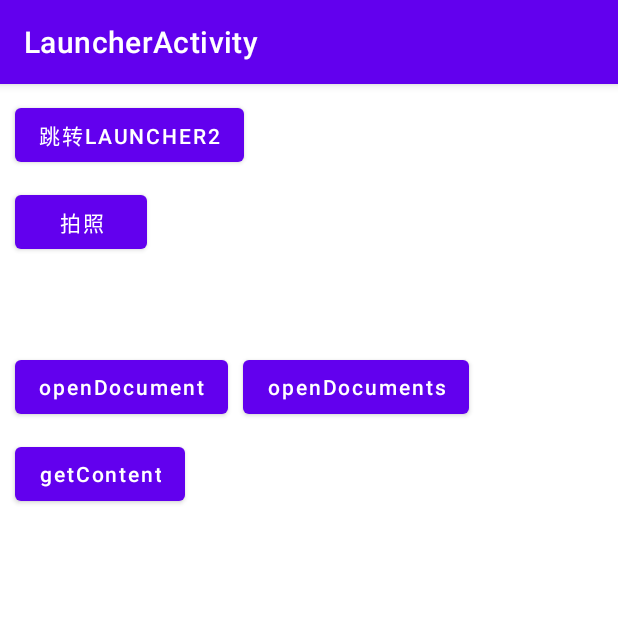
After one commit to du-xiaolong/AndroidSkeleton, an Android app: the LauncherActivity screen opened directly, with no data from a screen before it, on a phone screen of 412 x 824 dp, the top half of it. The commit adds this screen. Run offline under Robolectric (Android 15) with nearby library versions, the phone set to English and light mode, and no system bars.

Commit message:
activity start launcher

```diff
--- a/app/src/main/java/com/ello/androidskeleton/MainActivity.kt
+++ b/app/src/main/java/com/ello/androidskeleton/MainActivity.kt
@@ -9,6 +9,7 @@ import com.ello.androidskeleton.activityParams.ParamsActivity
 import com.ello.androidskeleton.databinding.ActivityMainBinding
 import com.ello.androidskeleton.databinding.FragmentParamsBinding
 import com.ello.androidskeleton.fragmentParams.ParamFragmentActivity
+import com.ello.androidskeleton.launcher.LauncherActivity
 import com.ello.base.ktx.intentExtra
 import com.ello.base.ktx.startActivity
 
@@ -30,10 +31,13 @@ class MainActivity : AppCompatActivity() {
         viewBinding = ActivityMainBinding.inflate(layoutInflater)
         setContentView(viewBinding.root)
 
+        supportActionBar?.title = this.javaClass.simpleName
+
         viewBinding.btnActivityParams.setOnClickListener(this::activityParamClick)
         viewBinding.btnActivityParamsWithResult.setOnClickListener(this::activityParamWithResultClick)
         viewBinding.btnFragmentParams.setOnClickListener(this::fragmentParamClick)
         viewBinding.btnFragmentParamsWithResult.setOnClickListener(this::fragmentParamsWithResultClick)
+        viewBinding.btnLauncher.setOnClickListener { startActivity<LauncherActivity>() }
     }
 
 
--- /dev/null
+++ b/app/src/main/java/com/ello/androidskeleton/launcher/LauncherActivity.kt
@@ -0,0 +1,85 @@
+package com.ello.androidskeleton.launcher
+
+import android.Manifest
+import android.content.Intent
+import androidx.appcompat.app.AppCompatActivity
+import android.os.Bundle
+import android.widget.Toast
+import androidx.activity.result.launch
+import com.ello.androidskeleton.R
+import com.ello.androidskeleton.databinding.ActivityLauncherBinding
+import com.ello.base.ktx.*
+
+class LauncherActivity : AppCompatActivity() {
+
+    private lateinit var viewBinding: ActivityLauncherBinding
+
+    private val startLauncher2ActivityLauncher = startActivityForResultLauncher {
+        if (it.resultCode == RESULT_OK) {
+            val result = it.data?.getIntExtra("params", 0) ?: 0
+            Toast.makeText(this, "回调结果：$result", Toast.LENGTH_SHORT).show()
+        }
+    }
+
+    //拍照
+    private val takePictureLauncher = takePicturePreviewLauncher{
+        viewBinding.ivPic.setImageBitmap(it)
+    }
+
+    //请求相机权限
+    private val cameraPermissionLauncher = requestPermissionLauncher(Manifest.permission.CAMERA) {
+        //takePicturePreviewLauncher正常不需要拍照权限，但是如果在manifest中声明了camera权限，就必须申请
+        takePictureLauncher.launch()
+    }
+
+
+    private val openDocumentLauncher = openDocumentLauncher(arrayOf("*/*")) {
+
+    }
+
+    private val openDocumentsLauncher = openMultipleDocumentsLauncher(arrayOf("*/*")) {
+
+    }
+
+    private val getContentLauncher = getContentLauncher("*/*") {
+
+    }
+
+
+
+    override fun onCreate(savedInstanceState: Bundle?) {
+        super.onCreate(savedInstanceState)
+        viewBinding =
+            ActivityLauncherBinding.inflate(layoutInflater).also { setContentView(it.root) }
+
+        supportActionBar?.title = this.javaClass.simpleName
+
+        with(viewBinding) {
+            button.setOnClickListener {
+                startLauncher2ActivityLauncher.launch(Intent(this@LauncherActivity, Launcher2Activity::class.java))
+            }
+
+            btnCamera.setOnClickListener {
+                cameraPermissionLauncher.launch()
+            }
+
+            btnGetContent.setOnClickListener {
+                getContentLauncher.launch()
+            }
+
+            btnOpenDocument.setOnClickListener {
+                openDocumentLauncher.launch()
+            }
+
+            btnOpenDocuments.setOnClickListener {
+                openDocumentsLauncher.launch()
+            }
+
+
+
+        }
+
+
+
+    }
+}
--- /dev/null
+++ b/app/src/main/res/layout/activity_launcher.xml
@@ -0,0 +1,70 @@
+<?xml version="1.0" encoding="utf-8"?>
+<androidx.constraintlayout.widget.ConstraintLayout xmlns:android="http://schemas.android.com/apk/res/android"
+    xmlns:app="http://schemas.android.com/apk/res-auto"
+    xmlns:tools="http://schemas.android.com/tools"
+    android:layout_width="match_parent"
+    android:layout_height="match_parent"
+    tools:context=".launcher.LauncherActivity">
+
+
+    <Button
+        android:id="@+id/button"
+        android:layout_width="wrap_content"
+        android:layout_height="wrap_content"
+        android:layout_marginStart="10dp"
+        android:layout_marginTop="10dp"
+        android:text="跳转Launcher2"
+        app:layout_constraintStart_toStartOf="parent"
+        app:layout_constraintTop_toTopOf="parent" />
+
+    <Button
+        android:id="@+id/btn_camera"
+        android:layout_width="wrap_content"
+        android:layout_height="wrap_content"
+        android:layout_marginTop="10dp"
+        android:text="拍照"
+        app:layout_constraintStart_toStartOf="@+id/button"
+        app:layout_constraintTop_toBottomOf="@+id/button" />
+
+    <ImageView
+        android:id="@+id/iv_pic"
+        android:layout_width="100dp"
+        android:layout_height="100dp"
+        android:layout_marginStart="10dp"
+        app:layout_constraintStart_toEndOf="@+id/btn_camera"
+        app:layout_constraintTop_toTopOf="@+id/btn_camera"
+        tools:srcCompat="@tools:sample/avatars" />
+
+    <Button
+        android:id="@+id/btn_open_document"
+        android:layout_width="wrap_content"
+        android:layout_height="wrap_content"
+        android:layout_marginTop="10dp"
+        android:text="openDocument"
+        android:textAllCaps="false"
+        app:layout_constraintStart_toStartOf="@+id/btn_camera"
+        app:layout_constraintTop_toBottomOf="@+id/iv_pic" />
+
+    <Button
+        android:id="@+id/btn_open_documents"
+        android:layout_width="wrap_content"
+        android:layout_height="wrap_content"
+        android:layout_marginStart="10dp"
+        android:layout_marginTop="10dp"
+        android:text="openDocuments"
+        android:textAllCaps="false"
+        app:layout_constraintStart_toEndOf="@id/btn_open_document"
+        app:layout_constraintTop_toBottomOf="@+id/iv_pic" />
+
+
+    <Button
+        android:id="@+id/btn_get_content"
+        android:layout_width="wrap_content"
+        android:layout_height="wrap_content"
+        android:layout_marginTop="10dp"
+        android:text="getContent"
+        android:textAllCaps="false"
+        app:layout_constraintStart_toStartOf="@+id/btn_camera"
+        app:layout_constraintTop_toBottomOf="@+id/btn_open_document" />
+
+</androidx.constraintlayout.widget.ConstraintLayout>
--- /dev/null
+++ b/base/src/main/java/com/ello/base/ktx/ActivityResultCallerKt.kt
@@ -0,0 +1,294 @@
+package com.ello.base.ktx
+
+import android.content.Context
+import android.content.Intent
+import android.graphics.Bitmap
+import android.net.Uri
+import androidx.activity.result.*
+import androidx.activity.result.contract.ActivityResultContract
+import androidx.activity.result.contract.ActivityResultContracts
+import androidx.core.app.ActivityOptionsCompat
+
+/**
+ * @author <a href="mailto:jenly1314@gmail.com">Jenly</a>
+ */
+
+//-----------------------------------
+
+/**
+ * @param callback The callback to be called on the main thread when activity result is available.
+ */
+fun ActivityResultCaller.startActivityForResultLauncher(
+    callback: ActivityResultCallback<ActivityResult>
+) = registerForActivityResult(
+    ActivityResultContracts.StartActivityForResult(),
+    callback
+)
+
+/**
+ * @param callback The callback to be called on the main thread when activity result is available.
+ */
+fun ActivityResultCaller.startIntentSenderForResultLauncher(
+    callback: ActivityResultCallback<ActivityResult>
+) = registerForActivityResult(
+    ActivityResultContracts.StartIntentSenderForResult(),
+    callback
+)
+
+/**
+ * @param intent The [Intent] data value.
+ * @param callback The callback to be called on the main thread when activity result is available.
+ */
+fun ActivityResultCaller.startActivityForResultLauncher(
+    intent: Intent,
+    callback: ActivityResultCallback<ActivityResult>
+) = innerRegisterForActivityResult(
+    ActivityResultContracts.StartActivityForResult(),
+    intent,
+    callback
+)
+
+/**
+ * @param intentSenderRequest The [IntentSenderRequest] data value.
+ * @param callback The callback to be called on the main thread when activity result is available.
+ */
+fun ActivityResultCaller.startIntentSenderForResultLauncher(
+    intentSenderRequest: IntentSenderRequest,
+    callback: ActivityResultCallback<ActivityResult>
+) = innerRegisterForActivityResult(
+    ActivityResultContracts.StartIntentSenderForResult(),
+    intentSenderRequest,
+    callback
+)
+
+/**
+ * @param permission request a permission.
+ * @param callback The callback to be called on the main thread when activity result is available.
+ */
+fun ActivityResultCaller.requestPermissionLauncher(
+    permission: String,
+    callback: ActivityResultCallback<Boolean>
+) = innerRegisterForActivityResult(
+    ActivityResultContracts.RequestPermission(),
+    permission,
+    callback
+)
+
+/**
+ * @param permissions request permissions.
+ * @param callback The callback to be called on the main thread when activity result is available.
+ */
+fun ActivityResultCaller.requestMultiplePermissionsLauncher(
+    permissions: Array<String>,
+    callback: ActivityResultCallback<Map<String, Boolean>>
+) = innerRegisterForActivityResult(
+    ActivityResultContracts.RequestMultiplePermissions(),
+    permissions,
+    callback
+)
+
+/**
+ * @param permissions request permissions.
+ * @param callback The callback to be called on the main thread when activity result is available.
+ */
+fun ActivityResultCaller.requestMultiplePermissionsLauncher(
+    permissions: Array<String>,
+    callback: (allGranted: Boolean, grantedPermissions: Array<String>, deniedPermissions: Array<String>) -> Unit
+) = requestMultiplePermissionsLauncher(permissions) { it ->
+    val grantedPermissions = it.filterValues { it }.mapNotNull { it.key }.toTypedArray()
+    val deniedPermissions = it.filterValues { !it }.mapNotNull { it.key }.toTypedArray()
+    callback(grantedPermissions.size == it.size, grantedPermissions, deniedPermissions)
+}
+
+/**
+ * @param mimeDataType The MIME type of the data being handled by this intent.
+ * @param callback The callback to be called on the main thread when activity result is available.
+ */
+fun ActivityResultCaller.getContentLauncher(
+    mimeDataType: String,
+    callback: ActivityResultCallback<Uri?>
+) = innerRegisterForActivityResult(
+    ActivityResultContracts.GetContent(),
+    mimeDataType,
+    callback
+)
+
+/**
+ * @param mimeDataType The MIME type of the data being handled by this intent.
+ * @param callback The callback to be called on the main thread when activity result is available.
+ */
+fun ActivityResultCaller.getMultipleContentsLauncher(
+    mimeDataType: String,
+    callback: ActivityResultCallback<List<Uri>>
+) = innerRegisterForActivityResult(
+    ActivityResultContracts.GetMultipleContents(),
+    mimeDataType,
+    callback
+)
+
+/**
+ * @param extraTitle Add extra title to the intent.
+ * @param callback The callback to be called on the main thread when activity result is available.
+ */
+fun ActivityResultCaller.createDocumentLauncher(
+    extraTitle: String,
+    callback: ActivityResultCallback<Uri?>
+) = innerRegisterForActivityResult(
+    ActivityResultContracts.CreateDocument(),
+    extraTitle,
+    callback
+)
+
+/**
+ * @param mimeDataTypes Used to communicate a set of acceptable MIME types.
+ * @param callback The callback to be called on the main thread when activity result is available.
+ */
+fun ActivityResultCaller.openDocumentLauncher(
+    mimeDataTypes: Array<String>,
+    callback: ActivityResultCallback<Uri?>
+) = innerRegisterForActivityResult(
+    ActivityResultContracts.OpenDocument(),
+    mimeDataTypes,
+    callback
+)
+
+/**
+ * @param uri Location should specify a document URI or a tree URI with document ID. If this URI identifies a non-directory, document navigator will attempt to use the parent of the document as the initial location.
+ * @param callback The callback to be called on the main thread when activity result is available.
+ */
+fun ActivityResultCaller.openDocumentTreeLauncher(
+    uri: Uri,
+    callback: ActivityResultCallback<Uri?>
+) = innerRegisterForActivityResult(
+    ActivityResultContracts.OpenDocumentTree(),
+    uri,
+    callback
+)
+
+/**
+ * @param mimeDataTypes Used to communicate a set of acceptable MIME types.
+ * @param callback The callback to be called on the main thread when activity result is available.
+ */
+fun ActivityResultCaller.openMultipleDocumentsLauncher(
+    mimeDataTypes: Array<String>,
+    callback: ActivityResultCallback<List<Uri>>
+) = innerRegisterForActivityResult(
+    ActivityResultContracts.OpenMultipleDocuments(),
+    mimeDataTypes,
+    callback
+)
+
+/**
+ * @param callback The callback to be called on the main thread when activity result is available.
+ */
+fun ActivityResultCaller.pickContactLauncher(
+    callback: ActivityResultCallback<Uri?>
+) = innerRegisterForActivityResult(
+    ActivityResultContracts.PickContact(),
+    null,
+    callback
+)
+
+/**
+ * @param extraOutput The [Uri] data value.
+ * @param callback The callback to be called on the main thread when activity result is available.
+ */
+fun ActivityResultCaller.takePictureLauncher(
+    extraOutput: Uri,
+    callback: ActivityResultCallback<Boolean>
+) = innerRegisterForActivityResult(
+    ActivityResultContracts.TakePicture(),
+    extraOutput,
+    callback
+)
+
+/**
+ * @param callback The callback to be called on the main thread when activity result is available.
+ */
+fun ActivityResultCaller.takePicturePreviewLauncher(
+    callback: ActivityResultCallback<Bitmap?>
+) = innerRegisterForActivityResult(
+    ActivityResultContracts.TakePicturePreview(),
+    null,
+    callback
+)
+
+/**
+ * @param extraOutput The [Uri] data value.
+ * @param callback The callback to be called on the main thread when activity result is available.
+ */
+fun ActivityResultCaller.takeVideoLauncher(
+    extraOutput: Uri,
+    callback: ActivityResultCallback<Boolean>
+) = innerRegisterForActivityResult(
+    ActivityResultContracts.CaptureVideo(),
+    extraOutput,
+    callback
+)
+
+/**
+ * A version of [ActivityResultCaller.registerForActivityResult]
+ * that additionally takes an input right away, producing a launcher that doesn't take any
+ * additional input when called.
+ *
+ * @see ActivityResultCaller.registerForActivityResult
+ */
+fun <I, O> ActivityResultCaller.innerRegisterForActivityResult(
+    contract: ActivityResultContract<I, O>,
+    input: I,
+    registry: ActivityResultRegistry,
+    callback: ActivityResultCallback<O>
+): ActivityResultLauncher<Unit> {
+    val resultLauncher = registerForActivityResult(contract, registry, callback)
+    return ActivityResultCallerLauncher(resultLauncher, contract, input)
+}
+
+/**
+ * A version of [ActivityResultCaller.registerForActivityResult]
+ * that additionally takes an input right away, producing a launcher that doesn't take any
+ * additional input when called.
+ *
+ * @see ActivityResultCaller.registerForActivityResult
+ */
+fun <I, O> ActivityResultCaller.innerRegisterForActivityResult(
+    contract: ActivityResultContract<I, O>,
+    input: I,
+    callback: ActivityResultCallback<O>
+): ActivityResultLauncher<Unit> {
+    val resultLauncher = registerForActivityResult(contract, callback)
+    return ActivityResultCallerLauncher(resultLauncher, contract, input)
+}
+
+fun ActivityResultLauncher<Unit>.launch(options: ActivityOptionsCompat? = null) {
+    launch(Unit, options)
+}
+
+internal class ActivityResultCallerLauncher<I, O>(
+    private val launcher: ActivityResultLauncher<I>,
+    private val callerContract: ActivityResultContract<I, O>,
+    private val callerInput: I
+) : ActivityResultLauncher<Unit>() {
+    private val resultContract: ActivityResultContract<Unit, O> by lazy {
+        object : ActivityResultContract<Unit, O>() {
+            override fun createIntent(context: Context, input: Unit): Intent {
+                return callerContract.createIntent(context, callerInput)
+            }
+
+            override fun parseResult(resultCode: Int, intent: Intent?): O {
+                return callerContract.parseResult(resultCode, intent)
+            }
+        }
+    }
+
+    override fun launch(input: Unit, options: ActivityOptionsCompat?) {
+        launcher.launch(callerInput, options)
+    }
+
+    override fun unregister() {
+        launcher.unregister()
+    }
+
+    override fun getContract(): ActivityResultContract<Unit, O> {
+        return resultContract
+    }
+}
```
Also changed, not shown: app/src/main/AndroidManifest.xml (+8 -16 lines), app/src/main/java/com/ello/androidskeleton/launcher/Launcher2Activity.kt (added, +24 -0 lines), app/src/main/res/layout/activity_launcher2.xml (added, +20 -0 lines), app/src/main/res/layout/activity_main.xml (+7 -0 lines), base/src/main/java/com/ello/base/ktx/ResourceKt.kt (added, +56 -0 lines).
